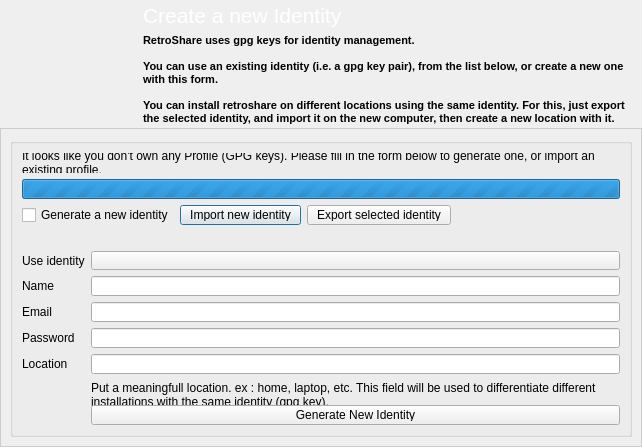
Above: retroshare-gui/src/gui/GenCertDialog.ui from RetroShare/RetroShare before the change. Below: the same form after it.
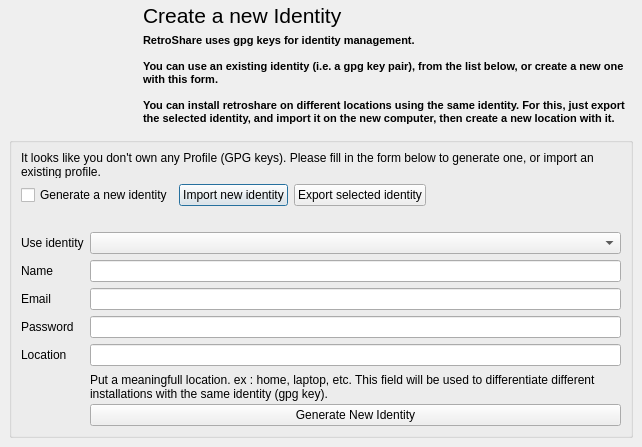
That is the form after the change. Icons and pictures are not drawn.

```diff
--- a/retroshare-gui/src/gui/GenCertDialog.ui
+++ b/retroshare-gui/src/gui/GenCertDialog.ui
@@ -17,47 +17,6 @@
    <iconset resource="images.qrc">
     <normaloff>:/images/rstray3.png</normaloff>:/images/rstray3.png</iconset>
   </property>
-  <property name="styleSheet">
-   <string notr="true">QToolButton, QPushButton, QComboBox { 
-border-image: url(:/images/btn_26.png) 4;
-border-width: 4;
-padding: 0px 6px;
-font-size: 12px;
-}
-
-*{
-color: black;
-}
-
-QComboBox QAbstractItemView {
-background-color:white;
-}
-
-QComboBox::down-arrow {
-image: url(:/images/combobox_arrow.png);
-}
-
-QComboBox:drop-down
-{
-subcontrol-origin: padding;
-subcontrol-position: top right;
-border-left-style: none; 
-border-top-right-radius: 1px;
-border-bottom-right-radius: 1px;
-}
-
-QToolButton:hover, QPushButton:hover, QComboBox:hover {
-border-image: url(:/images/btn_26_hover.png) 4;
-}
-
-QToolButton:disabled, QPushButton:disabled, QComboBox::disabled {
-color:gray;
-}
-
-QToolButton:pressed, QPushButton:pressed{
-border-image: url(:/images/btn_26_pressed.png) 4;
-}</string>
-  </property>
   <layout class="QGridLayout" name="gridLayout_3">
    <property name="margin">
     <number>0</number>
@@ -73,19 +32,6 @@
        <height>30</height>
       </size>
      </property>
-     <property name="styleSheet">
-      <string notr="true">QFrame#frame{ 
-background-color: qlineargradient(x1:0, y1:0, x2:0, y2:1,
-stop:0 #FEFEFE, stop:1 #E8E8E8);
-
-border: 1px solid #CCCCCC;}</string>
-     </property>
-     <property name="frameShape">
-      <enum>QFrame::StyledPanel</enum>
-     </property>
-     <property name="frameShadow">
-      <enum>QFrame::Raised</enum>
-     </property>
      <layout class="QGridLayout" name="gridLayout">
       <item row="0" column="0">
        <widget class="QGroupBox" name="groupBox">
@@ -116,19 +62,6 @@
           </widget>
          </item>
          <item row="1" column="0" colspan="2">
-          <widget class="QProgressBar" name="progressBar">
-           <property name="maximum">
-            <number>0</number>
-           </property>
-           <property name="value">
-            <number>-1</number>
-           </property>
-           <property name="textVisible">
-            <bool>false</bool>
-           </property>
-          </widget>
-         </item>
-         <item row="2" column="0" colspan="2">
           <layout class="QHBoxLayout" name="horizontalLayout_2" stretch="0,0,0,0">
            <property name="spacing">
             <number>6</number>
@@ -197,7 +130,7 @@
            </item>
           </layout>
          </item>
-         <item row="3" column="0">
+         <item row="2" column="0">
           <widget class="QLabel" name="progress_label">
            <property name="maximumSize">
             <size>
@@ -210,42 +143,42 @@
            </property>
           </widget>
          </item>
-         <item row="4" column="0">
+         <item row="3" column="0">
           <widget class="QLabel" name="genPGPuserlabel">
            <property name="text">
             <string>Use identity</string>
            </property>
           </widget>
          </item>
-         <item row="4" column="1">
+         <item row="3" column="1">
           <widget class="QComboBox" name="genPGPuser">
            <property name="toolTip">
             <string>Your profile is associated to a GPG key. RetroShare currently ignores DSA keys.</string>
            </property>
           </widget>
          </item>
-         <item row="5" column="0">
+         <item row="4" column="0">
           <widget class="QLabel" name="name_label">
            <property name="text">
             <string>Name</string>
            </property>
           </widget>
          </item>
-         <item row="5" column="1">
+         <item row="4" column="1">
           <widget class="QLineEdit" name="name_input">
            <property name="toolTip">
             <string>Enter here your nickname</string>
            </property>
           </widget>
          </item>
-         <item row="6" column="0">
+         <item row="5" column="0">
           <widget class="QLabel" name="email_label">
            <property name="text">
             <string>Email</string>
            </property>
           </widget>
          </item>
-         <item row="6" column="1">
+         <item row="5" column="1">
           <widget class="QLineEdit" name="email_input">
            <property name="toolTip">
             <string>Be careful: this email will be visible to your friends and friends 
@@ -254,7 +187,7 @@
            </property>
           </widget>
          </item>
-         <item row="7" column="0">
+         <item row="6" column="0">
           <widget class="QLabel" name="password_label">
            <property name="toolTip">
             <string>This Password is for GPG</string>
@@ -264,7 +197,7 @@
            </property>
           </widget>
          </item>
-         <item row="7" column="1">
+         <item row="6" column="1">
           <widget class="QLineEdit" name="password_input">
            <property name="toolTip">
             <string>Put a strong password here. This password protects your GPG key.</string>
@@ -277,17 +210,17 @@
            </property>
           </widget>
          </item>
-         <item row="8" column="0">
+         <item row="7" column="0">
           <widget class="QLabel" name="location_label">
            <property name="text">
             <string>Location</string>
            </property>
           </widget>
          </item>
-         <item row="8" column="1">
+         <item row="7" column="1">
           <widget class="QLineEdit" name="location_input"/>
          </item>
-         <item row="9" column="1">
+         <item row="8" column="1">
           <widget class="QLabel" name="label_location2">
            <property name="minimumSize">
             <size>
@@ -309,7 +242,7 @@
            </property>
           </widget>
          </item>
-         <item row="10" column="1">
+         <item row="9" column="1">
           <widget class="QPushButton" name="genButton">
            <property name="maximumSize">
             <size>
@@ -317,9 +250,6 @@
              <height>26</height>
             </size>
            </property>
-           <property name="styleSheet">
-            <string notr="true"/>
-           </property>
            <property name="text">
             <string>Generate New Identity</string>
            </property>
@@ -329,7 +259,7 @@
            </property>
           </widget>
          </item>
-         <item row="11" column="0" colspan="2">
+         <item row="10" column="0" colspan="2">
           <spacer name="verticalSpacer">
            <property name="orientation">
             <enum>Qt::Vertical</enum>
@@ -356,10 +286,6 @@
        <height>140</height>
       </size>
      </property>
-     <property name="styleSheet">
-      <string notr="true">QFrame#frame_2{background-image: url(:/images/genbackground.png);} 
-</string>
-     </property>
      <property name="frameShape">
       <enum>QFrame::NoFrame</enum>
      </property>
@@ -395,13 +321,14 @@
       <item>
        <layout class="QVBoxLayout" name="verticalLayout_2">
         <item>
-         <widget class="QLabel" name="label_3">
+         <widget class="QLabel" name="headerLabel">
+          <property name="font">
+           <font>
+            <pointsize>16</pointsize>
+           </font>
+          </property>
           <property name="text">
-           <string>&lt;!DOCTYPE HTML PUBLIC &quot;-//W3C//DTD HTML 4.0//EN&quot; &quot;http://www.w3.org/TR/REC-html40/strict.dtd&quot;&gt;
-&lt;html&gt;&lt;head&gt;&lt;meta name=&quot;qrichtext&quot; content=&quot;1&quot; /&gt;&lt;style type=&quot;text/css&quot;&gt;
-p, li { white-space: pre-wrap; }
-&lt;/style&gt;&lt;/head&gt;&lt;body style=&quot; font-family:'Ubuntu'; font-size:11pt; font-weight:400; font-style:normal;&quot;&gt;
-&lt;p style=&quot; margin-top:0px; margin-bottom:0px; margin-left:0px; margin-right:0px; -qt-block-indent:0; text-indent:0px;&quot;&gt;&lt;span style=&quot; font-family:'Arial'; font-size:16pt; color:#ffffff;&quot;&gt;Create a new Identity&lt;/span&gt;&lt;/p&gt;&lt;/body&gt;&lt;/html&gt;</string>
+           <string>Create a new Identity</string>
           </property>
          </widget>
         </item>
```
Left out of the diff: 8 changed lines with no effect on the pictures.
